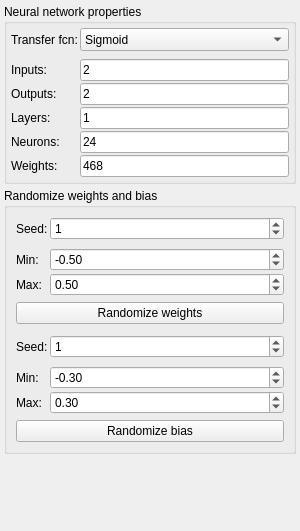
Qt form GuiPartUi/NetParamWidget.ui (kacerpetr/NNCreator) before a commit.
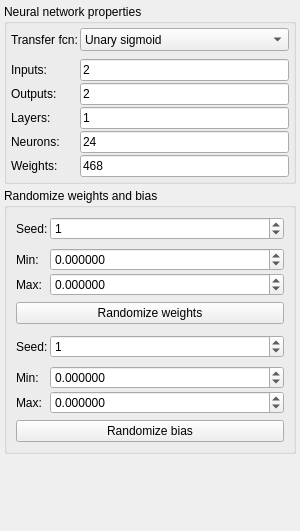
The same form after that commit.

What changed in the file:
```diff
--- a/GuiPartUi/NetParamWidget.ui
+++ b/GuiPartUi/NetParamWidget.ui
@@ -63,7 +63,7 @@
           </property>
           <item>
            <property name="text">
-            <string>Sigmoid</string>
+            <string>Unary sigmoid</string>
            </property>
           </item>
           <item>
@@ -298,6 +298,9 @@
             <height>22</height>
            </size>
           </property>
+          <property name="decimals">
+           <number>6</number>
+          </property>
           <property name="minimum">
            <double>-99.000000000000000</double>
           </property>
@@ -305,7 +308,7 @@
            <double>0.100000000000000</double>
           </property>
           <property name="value">
-           <double>-0.500000000000000</double>
+           <double>0.000000000000000</double>
           </property>
          </widget>
         </item>
@@ -330,6 +333,9 @@
             <height>22</height>
            </size>
           </property>
+          <property name="decimals">
+           <number>6</number>
+          </property>
           <property name="minimum">
            <double>-99.000000000000000</double>
           </property>
@@ -340,7 +346,7 @@
            <double>0.050000000000000</double>
           </property>
           <property name="value">
-           <double>0.500000000000000</double>
+           <double>0.000000000000000</double>
           </property>
          </widget>
         </item>
@@ -470,6 +476,9 @@
             <height>22</height>
            </size>
           </property>
+          <property name="decimals">
+           <number>6</number>
+          </property>
           <property name="minimum">
            <double>-99.000000000000000</double>
           </property>
@@ -479,9 +488,6 @@
           <property name="singleStep">
            <double>0.100000000000000</double>
           </property>
-          <property name="value">
-           <double>-0.300000000000000</double>
-          </property>
          </widget>
         </item>
         <item row="3" column="0">
@@ -505,6 +511,9 @@
             <height>22</height>
            </size>
           </property>
+          <property name="decimals">
+           <number>6</number>
+          </property>
           <property name="minimum">
            <double>-99.000000000000000</double>
           </property>
@@ -514,9 +523,6 @@
           <property name="singleStep">
            <double>0.100000000000000</double>
           </property>
-          <property name="value">
-           <double>0.300000000000000</double>
-          </property>
          </widget>
         </item>
        </layout>
```
Left out of the diff: 6 changed lines with no effect on the pictures.
